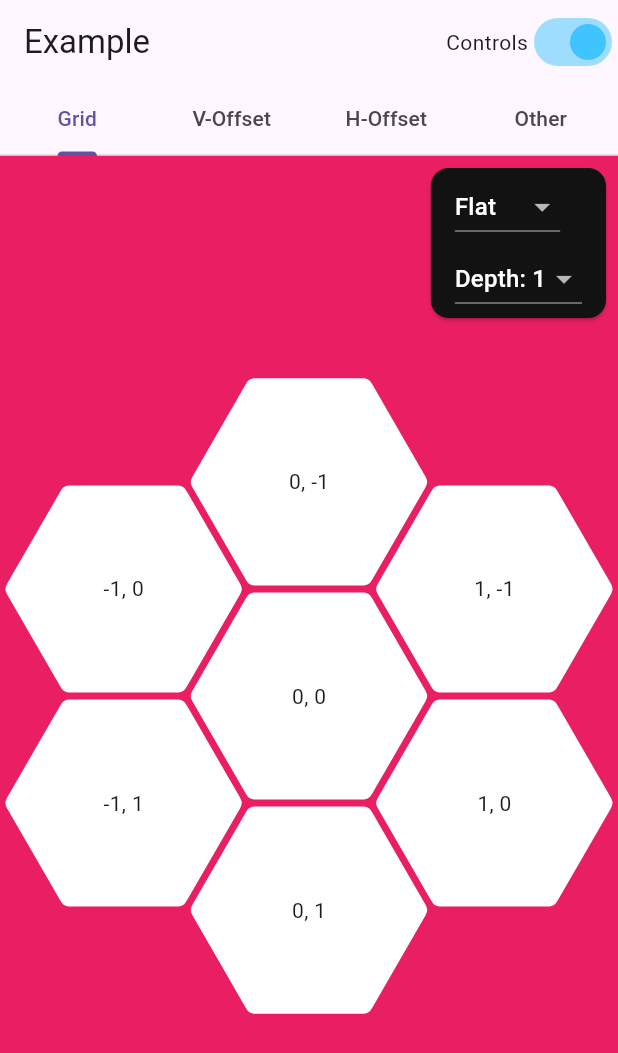
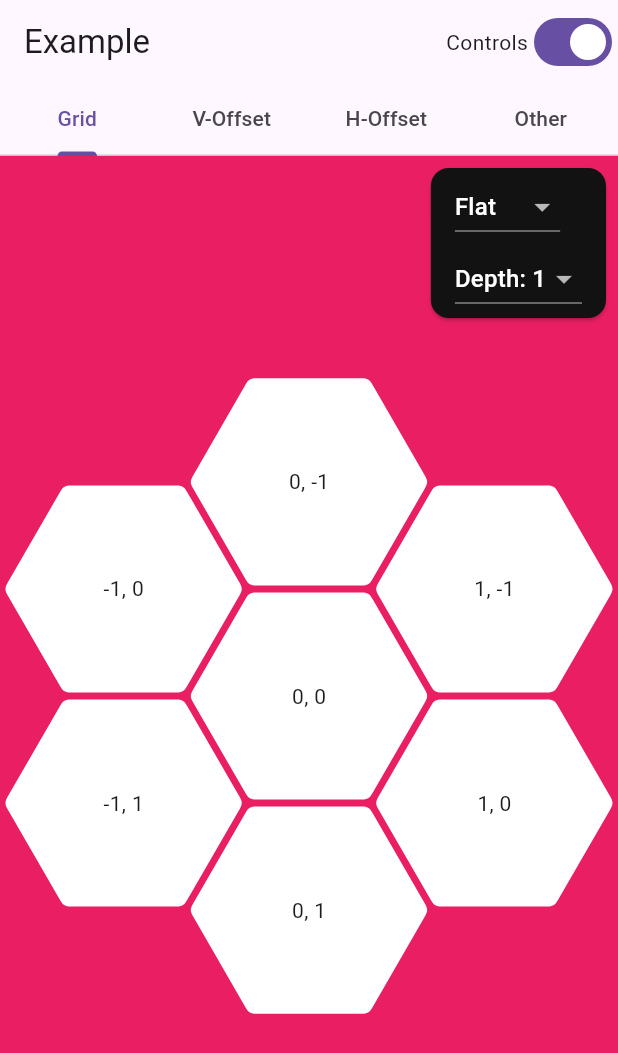
Before and after one commit to orlikraf/flutter-hexagon, a Flutter app: the screen it shows after launch, on a phone screen of 412 x 824 dp. Shown: the top 1053 px of the screen. Run offline on Flutter 3.47's test engine with Material 3 defaults, Android fonts, the phone set to English and light mode, and no system bars.

Commit message:
Example: drop the Switch colour that differs across supported Flutter
Switch.activeColor is deprecated on current stable, and its
replacement activeThumbColor does not exist in Flutter 3.32.0, the
oldest supported version. The default theme colour is fine for a demo.

Co-Authored-By: Claude Opus 5.5 <noreply@anthropic.com>
Claude-Session: https://claude.ai/code/session_01EoxnAuMZshL4LucqhRKKmY

```diff
--- a/example/lib/main.dart
+++ b/example/lib/main.dart
@@ -85,7 +85,6 @@ class MyHomePageState extends State<MyHomePage> with TickerProviderStateMixin {
                       const Text('Controls'),
                       Switch(
                         value: showControls,
-                        activeThumbColor: Colors.lightBlueAccent,
                         onChanged: (value) => setState(() {
                           showControls = value;
                         }),
```
